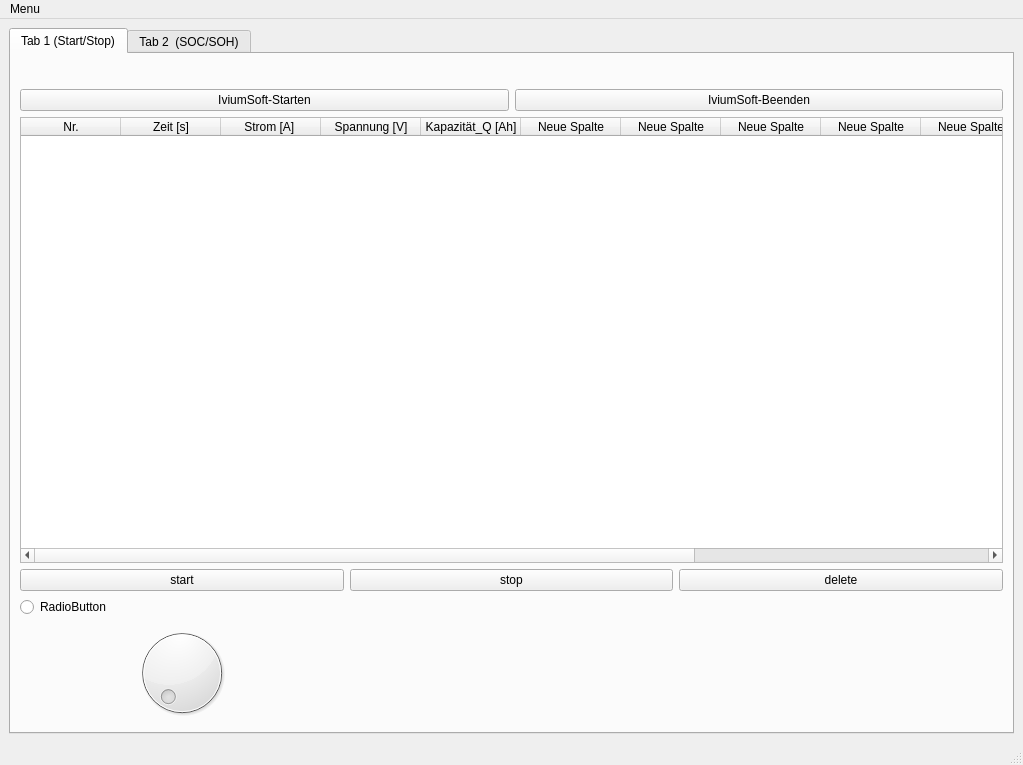
Above: mainwindow.ui from Tiguan12/TestTestTest before the change. Below: the same form after it.
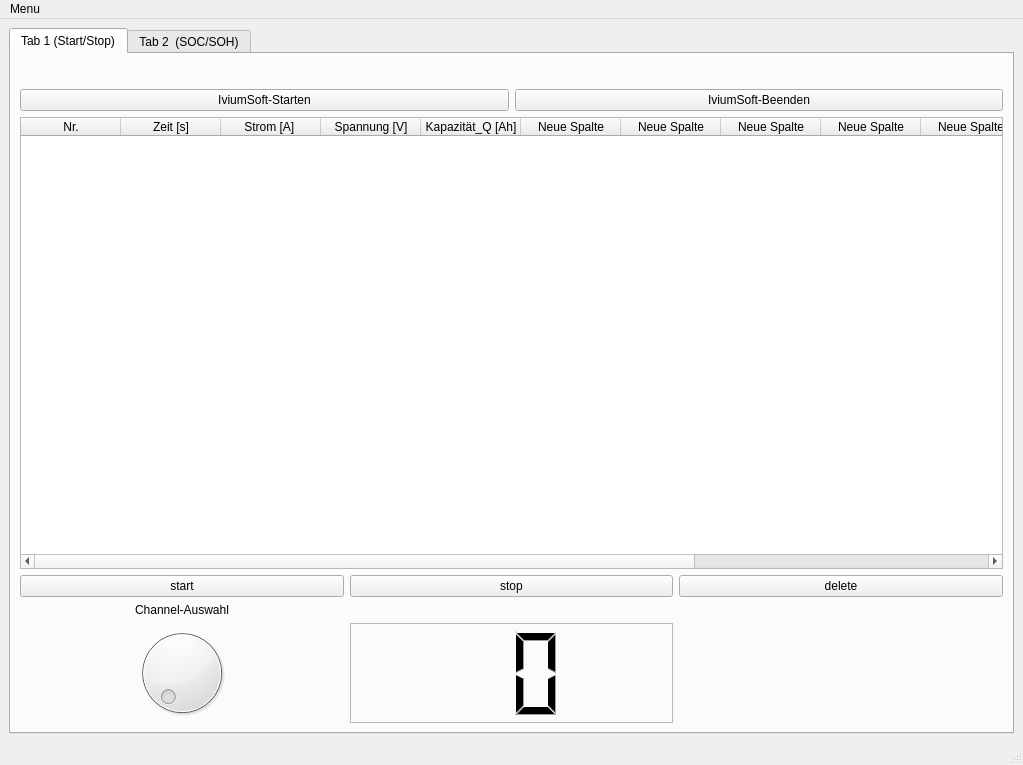
That is the form after the change. Icons and pictures are not drawn.

Commit message: Implementierung eine Dial und eines LCD-Displays. Die Verbindung wurde mittels Signals und Slots umgesetzt

What changed in the file:
```diff
--- a/mainwindow.ui
+++ b/mainwindow.ui
@@ -78,30 +78,6 @@
         </item>
         <item>
          <layout class="QGridLayout" name="gridLayout">
-          <item row="2" column="1">
-           <widget class="QPushButton" name="stopButton">
-            <property name="text">
-             <string>stop</string>
-            </property>
-           </widget>
-          </item>
-          <item row="4" column="0">
-           <widget class="QDial" name="dial"/>
-          </item>
-          <item row="2" column="2">
-           <widget class="QPushButton" name="delButton">
-            <property name="text">
-             <string>delete</string>
-            </property>
-           </widget>
-          </item>
-          <item row="2" column="0">
-           <widget class="QPushButton" name="startButton">
-            <property name="text">
-             <string>start</string>
-            </property>
-           </widget>
-          </item>
           <item row="0" column="0" colspan="3">
            <widget class="QTableWidget" name="tableWidget">
             <column>
@@ -171,13 +147,79 @@
             </column>
            </widget>
           </item>
-          <item row="3" column="0">
-           <widget class="QRadioButton" name="radioButton">
+          <item row="7" column="1">
+           <widget class="QLCDNumber" name="lcdNumber">
+            <property name="frameShape">
+             <enum>QFrame::StyledPanel</enum>
+            </property>
+            <property name="frameShadow">
+             <enum>QFrame::Plain</enum>
+            </property>
+            <property name="smallDecimalPoint">
+             <bool>false</bool>
+            </property>
+            <property name="digitCount">
+             <number>2</number>
+            </property>
+            <property name="segmentStyle">
+             <enum>QLCDNumber::Filled</enum>
+            </property>
+           </widget>
+          </item>
+          <item row="2" column="1">
+           <widget class="QPushButton" name="stopButton">
             <property name="text">
-             <string>RadioButton</string>
+             <string>stop</string>
             </property>
            </widget>
           </item>
+          <item row="2" column="0">
+           <widget class="QPushButton" name="startButton">
+            <property name="text">
+             <string>start</string>
+            </property>
+           </widget>
+          </item>
+          <item row="6" column="0">
+           <widget class="QLabel" name="label_3">
+            <property name="text">
+             <string>Channel-Auswahl</string>
+            </property>
+            <property name="alignment">
+             <set>Qt::AlignCenter</set>
+            </property>
+           </widget>
+          </item>
+          <item row="7" column="0">
+           <widget class="QDial" name="dial">
+            <property name="maximum">
+             <number>20</number>
+            </property>
+           </widget>
+          </item>
+          <item row="2" column="2">
+           <widget class="QPushButton" name="delButton">
+            <property name="text">
+             <string>delete</string>
+            </property>
+           </widget>
+          </item>
+          <item row="7" column="2">
+           <spacer name="horizontalSpacer_5">
+            <property name="orientation">
+             <enum>Qt::Horizontal</enum>
+            </property>
+            <property name="sizeType">
+             <enum>QSizePolicy::Preferred</enum>
+            </property>
+            <property name="sizeHint" stdset="0">
+             <size>
+              <width>40</width>
+              <height>20</height>
+             </size>
+            </property>
+           </spacer>
+          </item>
          </layout>
         </item>
        </layout>
```
Left out of the diff: 19 changed lines with no effect on the pictures. The commit also changes 2 other files.
